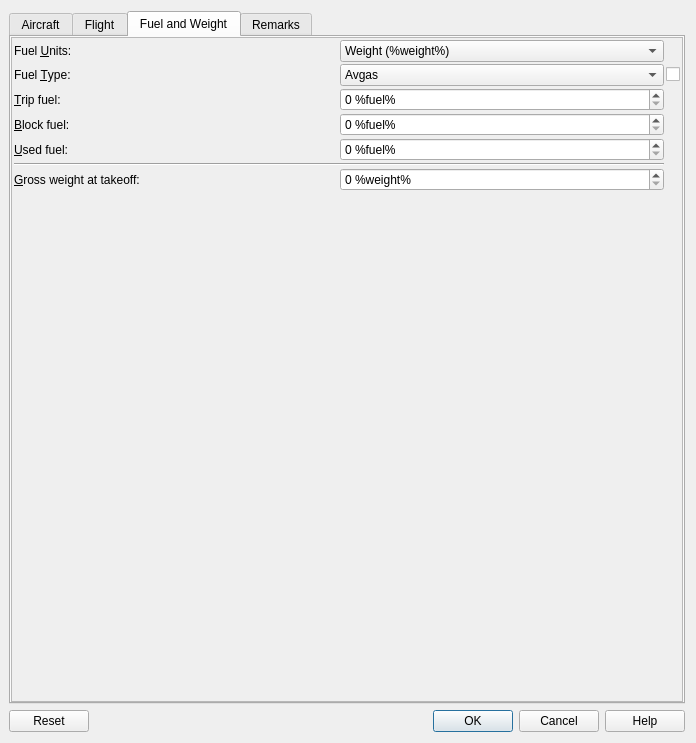
Old version of the form src/logbook/logdatadialog.ui in the repository albar965/littlenavmap.
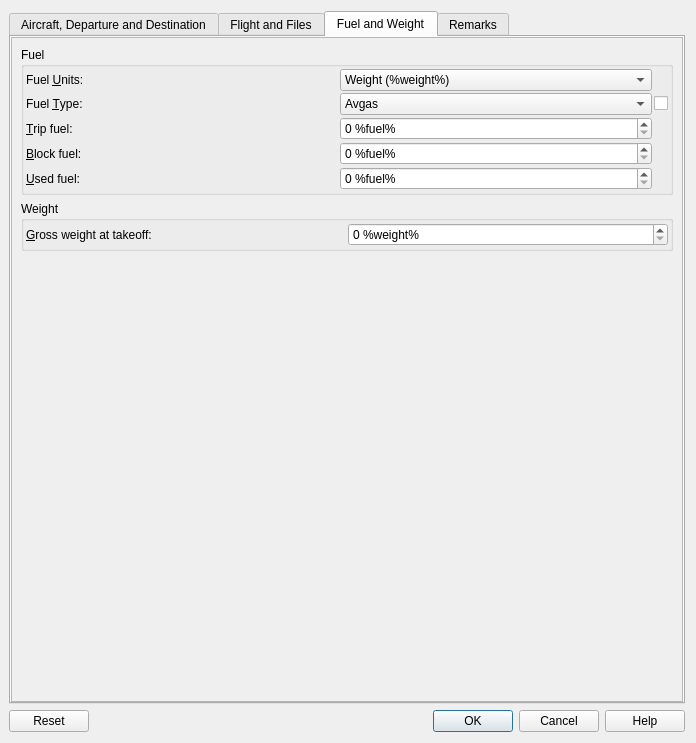
New version of the form. The open tabs and pages were chosen to show the change.

Commit message:
Cleanup in Logbook edit dialog
Better texts

```diff
--- a/src/logbook/logdatadialog.ui
+++ b/src/logbook/logdatadialog.ui
@@ -24,7 +24,7 @@
      </property>
      <widget class="QWidget" name="tabAircraft">
       <attribute name="title">
-       <string>Aircraft</string>
+       <string>Aircraft, Departure and Destination</string>
       </attribute>
       <layout class="QVBoxLayout" name="verticalLayout_2">
        <property name="spacing">
@@ -520,7 +520,7 @@
      </widget>
      <widget class="QWidget" name="tabFlight">
       <attribute name="title">
-       <string>Flight</string>
+       <string>Flight and Files</string>
       </attribute>
       <layout class="QVBoxLayout" name="verticalLayout_3">
        <property name="spacing">
@@ -1311,8 +1311,29 @@
             <height>661</height>
            </rect>
           </property>
-          <layout class="QGridLayout" name="gridLayout_11">
+          <layout class="QVBoxLayout" name="verticalLayout_6">
+           <property name="spacing">
+            <number>6</number>
+           </property>
            <property name="leftMargin">
+            <number>9</number>
+           </property>
+           <property name="topMargin">
+            <number>9</number>
+           </property>
+           <property name="rightMargin">
+            <number>9</number>
+           </property>
+           <property name="bottomMargin">
+            <number>9</number>
+           </property>
+           <item>
+            <widget class="QGroupBox" name="groupBox">
+             <property name="title">
+              <string>Fuel</string>
+             </property>
+             <layout class="QGridLayout" name="gridLayout_9">
+              <property name="leftMargin">
             <number>2</number>
            </property>
            <property name="topMargin">
@@ -1327,6 +1348,71 @@
            <property name="spacing">
             <number>2</number>
            </property>
+              <item row="2" column="1">
+               <widget class="QSpinBox" name="spinBoxFuelTrip">
+                <property name="toolTip">
+                 <string>Fuel needed for trip without reserves as calculated by aircraft performance</string>
+                </property>
+                <property name="showGroupSeparator" stdset="0">
+                 <bool>true</bool>
+                </property>
+                <property name="suffix">
+                 <string> %fuel%</string>
+                </property>
+                <property name="maximum">
+                 <number>1000000</number>
+                </property>
+                <property name="singleStep">
+                 <number>100</number>
+                </property>
+               </widget>
+              </item>
+              <item row="1" column="2">
+               <widget class="QCheckBox" name="checkBoxFuelType">
+                <property name="sizePolicy">
+                 <sizepolicy hsizetype="Fixed" vsizetype="Fixed">
+                  <horstretch>0</horstretch>
+                  <verstretch>0</verstretch>
+                 </sizepolicy>
+                </property>
+                <property name="toolTip">
+                 <string>Check to change this field for all selected logbook entries</string>
+                </property>
+                <property name="text">
+                 <string/>
+                </property>
+               </widget>
+              </item>
+              <item row="3" column="0">
+               <widget class="QLabel" name="labelFuelBlock">
+                <property name="text">
+                 <string>&amp;Block fuel:</string>
+                </property>
+                <property name="buddy">
+                 <cstring>spinBoxFuelBlock</cstring>
+                </property>
+               </widget>
+              </item>
+              <item row="4" column="0">
+               <widget class="QLabel" name="labelFuelUsed">
+                <property name="text">
+                 <string>&amp;Used fuel:</string>
+                </property>
+                <property name="buddy">
+                 <cstring>spinBoxFuelUsed</cstring>
+                </property>
+               </widget>
+              </item>
+              <item row="2" column="0">
+               <widget class="QLabel" name="labelFuelTrip">
+                <property name="text">
+                 <string>&amp;Trip fuel:</string>
+                </property>
+                <property name="buddy">
+                 <cstring>spinBoxFuelTrip</cstring>
+                </property>
+               </widget>
+              </item>
            <item row="0" column="0">
             <widget class="QLabel" name="labelFuelUnits">
              <property name="text">
@@ -1351,6 +1437,25 @@
              </item>
             </widget>
            </item>
+              <item row="4" column="1">
+               <widget class="QSpinBox" name="spinBoxFuelUsed">
+                <property name="toolTip">
+                 <string>Actual used fuel from takeoff to touchdown</string>
+                </property>
+                <property name="showGroupSeparator" stdset="0">
+                 <bool>true</bool>
+                </property>
+                <property name="suffix">
+                 <string> %fuel%</string>
+                </property>
+                <property name="maximum">
+                 <number>1000000</number>
+                </property>
+                <property name="singleStep">
+                 <number>100</number>
+                </property>
+               </widget>
+              </item>
            <item row="1" column="0">
             <widget class="QLabel" name="labelFuelType">
              <property name="text">
@@ -1375,61 +1480,6 @@
              </item>
             </widget>
            </item>
-           <item row="1" column="2">
-            <widget class="QCheckBox" name="checkBoxFuelType">
-             <property name="sizePolicy">
-              <sizepolicy hsizetype="Fixed" vsizetype="Fixed">
-               <horstretch>0</horstretch>
-               <verstretch>0</verstretch>
-              </sizepolicy>
-             </property>
-             <property name="toolTip">
-              <string>Check to change this field for all selected logbook entries</string>
-             </property>
-             <property name="text">
-              <string/>
-             </property>
-            </widget>
-           </item>
-           <item row="2" column="0">
-            <widget class="QLabel" name="labelFuelTrip">
-             <property name="text">
-              <string>&amp;Trip fuel:</string>
-             </property>
-             <property name="buddy">
-              <cstring>spinBoxFuelTrip</cstring>
-             </property>
-            </widget>
-           </item>
-           <item row="2" column="1">
-            <widget class="QSpinBox" name="spinBoxFuelTrip">
-             <property name="toolTip">
-              <string>Fuel needed for trip without reserves as calculated by aircraft performance</string>
-             </property>
-             <property name="showGroupSeparator" stdset="0">
-              <bool>true</bool>
-             </property>
-             <property name="suffix">
-              <string> %fuel%</string>
-             </property>
-             <property name="maximum">
-              <number>1000000</number>
-             </property>
-             <property name="singleStep">
-              <number>100</number>
-             </property>
-            </widget>
-           </item>
-           <item row="3" column="0">
-            <widget class="QLabel" name="labelFuelBlock">
-             <property name="text">
-              <string>&amp;Block fuel:</string>
-             </property>
-             <property name="buddy">
-              <cstring>spinBoxFuelBlock</cstring>
-             </property>
-            </widget>
-           </item>
            <item row="3" column="1">
             <widget class="QSpinBox" name="spinBoxFuelBlock">
              <property name="toolTip">
@@ -1449,43 +1499,31 @@
              </property>
             </widget>
            </item>
-           <item row="4" column="0">
-            <widget class="QLabel" name="labelFuelUsed">
-             <property name="text">
-              <string>&amp;Used fuel:</string>
-             </property>
-             <property name="buddy">
-              <cstring>spinBoxFuelUsed</cstring>
-             </property>
+             </layout>
             </widget>
            </item>
-           <item row="4" column="1">
-            <widget class="QSpinBox" name="spinBoxFuelUsed">
-             <property name="toolTip">
-              <string>Actual used fuel from takeoff to touchdown</string>
+           <item>
+            <widget class="QGroupBox" name="groupBoxWeight">
+             <property name="title">
+              <string>Weight</string>
              </property>
-             <property name="showGroupSeparator" stdset="0">
-              <bool>true</bool>
-             </property>
-             <property name="suffix">
-              <string> %fuel%</string>
-             </property>
-             <property name="maximum">
-              <number>1000000</number>
-             </property>
-             <property name="singleStep">
-              <number>100</number>
-             </property>
-            </widget>
-           </item>
-           <item row="5" column="0" colspan="2">
-            <widget class="Line" name="lineFuelWeight">
-             <property name="orientation">
-              <enum>Qt::Horizontal</enum>
-             </property>
-            </widget>
-           </item>
-           <item row="6" column="0">
+             <layout class="QGridLayout" name="gridLayout_10">
+              <property name="leftMargin">
+               <number>2</number>
+              </property>
+              <property name="topMargin">
+               <number>2</number>
+              </property>
+              <property name="rightMargin">
+               <number>2</number>
+              </property>
+              <property name="bottomMargin">
+               <number>2</number>
+              </property>
+              <property name="spacing">
+               <number>2</number>
+              </property>
+              <item row="0" column="0">
             <widget class="QLabel" name="labelFuelGrossweight">
              <property name="text">
               <string>&amp;Gross weight at takeoff:</string>
@@ -1495,7 +1533,7 @@
              </property>
             </widget>
            </item>
-           <item row="6" column="1">
+              <item row="0" column="1">
             <widget class="QSpinBox" name="spinBoxFuelGrossweight">
              <property name="showGroupSeparator" stdset="0">
               <bool>true</bool>
@@ -1511,7 +1549,10 @@
              </property>
             </widget>
            </item>
-           <item row="7" column="0">
+             </layout>
+            </widget>
+           </item>
+           <item>
             <spacer name="verticalSpacer">
              <property name="orientation">
               <enum>Qt::Vertical</enum>
```
Left out of the diff: 73 changed lines with no effect on the pictures. Lines whose indentation alone changed are shown as unchanged. The commit also changes 1 other file.
